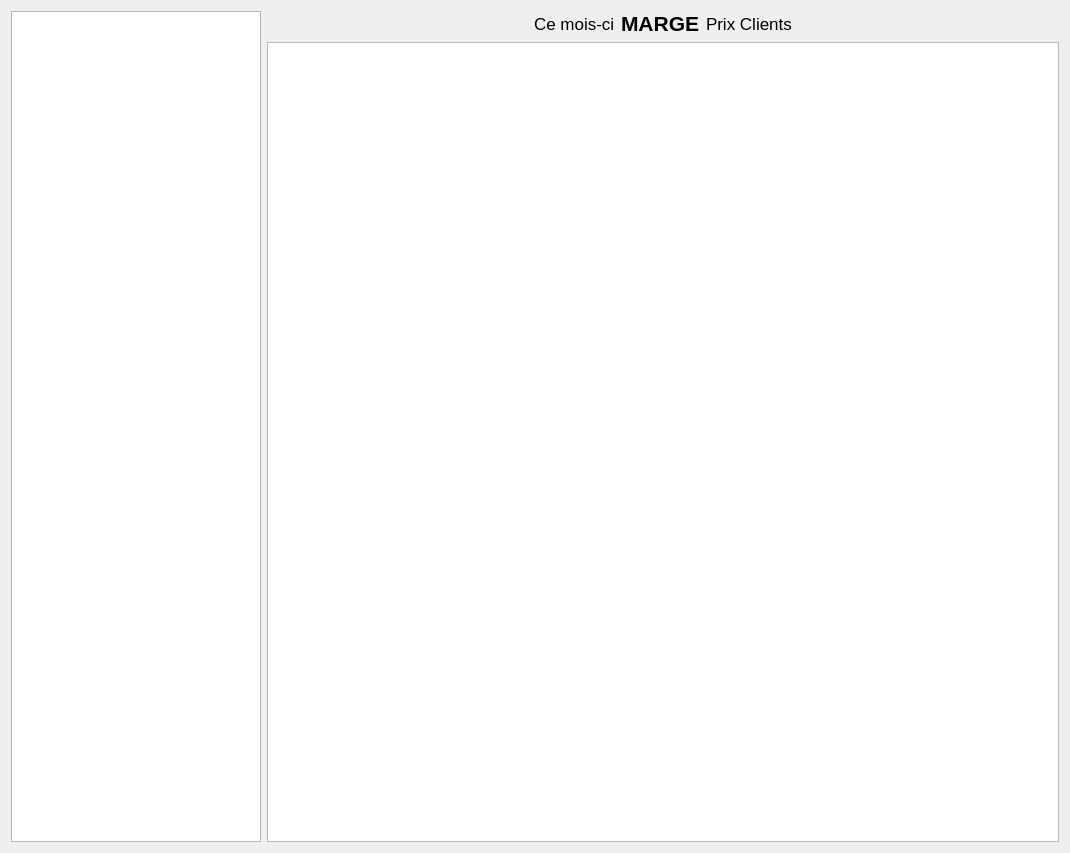
toopoormaghell/marielr, file marielr/ongletrecapitulatif.ui: the form before one commit.
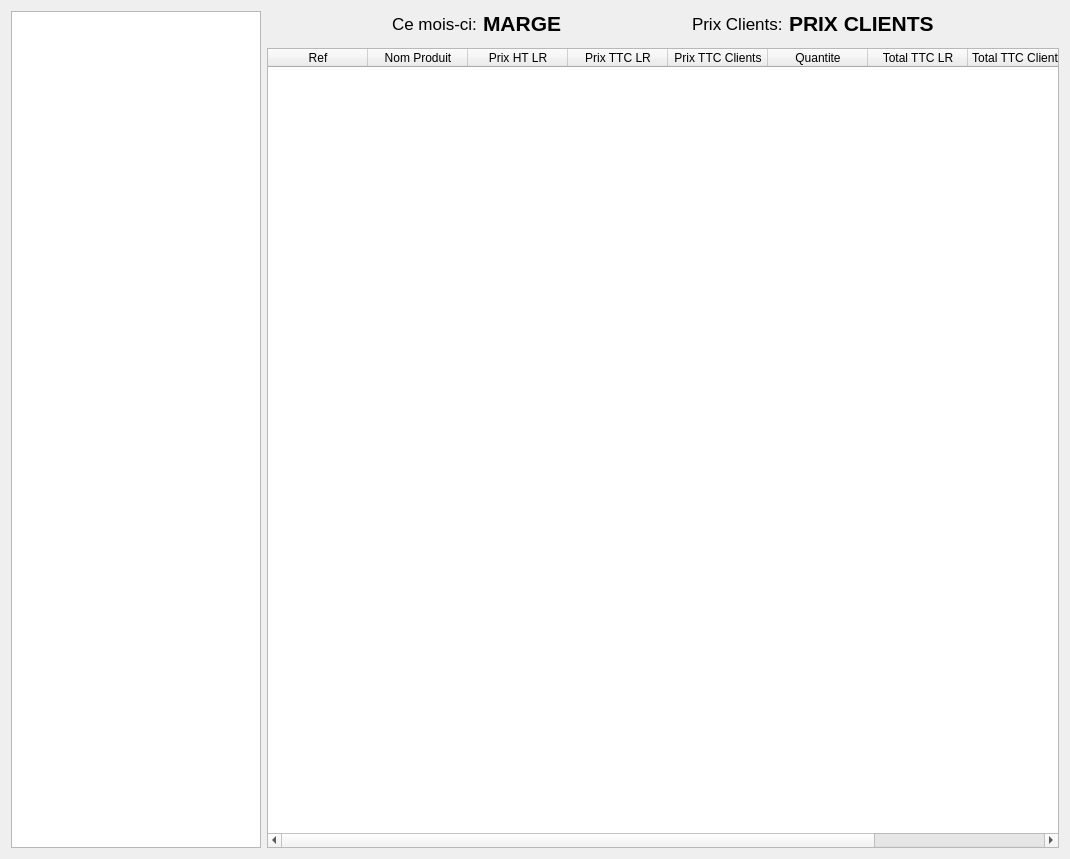
The form after the commit.

Patch:
```diff
--- a/marielr/ongletrecapitulatif.ui
+++ b/marielr/ongletrecapitulatif.ui
@@ -7,7 +7,7 @@
     <x>0</x>
     <y>0</y>
     <width>1070</width>
-    <height>679</height>
+    <height>859</height>
    </rect>
   </property>
   <property name="windowTitle">
@@ -66,7 +66,7 @@
           </font>
          </property>
          <property name="text">
-          <string>Ce mois-ci</string>
+          <string>Ce mois-ci:</string>
          </property>
         </widget>
        </item>
@@ -84,15 +84,42 @@
          </property>
         </widget>
        </item>
+       <item>
+        <spacer name="horizontalSpacer_3">
+         <property name="orientation">
+          <enum>Qt::Horizontal</enum>
+         </property>
+         <property name="sizeHint" stdset="0">
+          <size>
+           <width>40</width>
+           <height>20</height>
+          </size>
+         </property>
+        </spacer>
+       </item>
+       <item>
+        <widget class="QLabel" name="PrixClientslabel">
+         <property name="font">
+          <font>
+           <pointsize>13</pointsize>
+          </font>
+         </property>
+         <property name="text">
+          <string>Prix Clients:</string>
+         </property>
+        </widget>
+       </item>
        <item>
         <widget class="QLabel" name="PrixClients">
          <property name="font">
           <font>
-           <pointsize>13</pointsize>
+           <pointsize>16</pointsize>
+           <weight>75</weight>
+           <bold>true</bold>
           </font>
          </property>
          <property name="text">
-          <string>Prix Clients</string>
+          <string>PRIX CLIENTS</string>
          </property>
         </widget>
        </item>
@@ -125,13 +152,70 @@
       </spacer>
      </item>
      <item>
-      <widget class="QTableView" name="TableauProduits">
+      <widget class="QTableWidget" name="TableauProduits">
        <property name="minimumSize">
         <size>
          <width>0</width>
          <height>800</height>
         </size>
        </property>
+       <property name="sizeAdjustPolicy">
+        <enum>QAbstractScrollArea::AdjustToContents</enum>
+       </property>
+       <property name="editTriggers">
+        <set>QAbstractItemView::NoEditTriggers</set>
+       </property>
+       <property name="alternatingRowColors">
+        <bool>true</bool>
+       </property>
+       <attribute name="horizontalHeaderStretchLastSection">
+        <bool>false</bool>
+       </attribute>
+       <column>
+        <property name="text">
+         <string>Ref</string>
+        </property>
+       </column>
+       <column>
+        <property name="text">
+         <string>Nom Produit</string>
+        </property>
+       </column>
+       <column>
+        <property name="text">
+         <string>Prix HT LR</string>
+        </property>
+       </column>
+       <column>
+        <property name="text">
+         <string>Prix TTC LR</string>
+        </property>
+       </column>
+       <column>
+        <property name="text">
+         <string>Prix TTC Clients</string>
+        </property>
+       </column>
+       <column>
+        <property name="text">
+         <string>Quantite</string>
+        </property>
+       </column>
+       <column>
+        <property name="text">
+         <string>Total TTC LR</string>
+        </property>
+       </column>
+       <column>
+        <property name="text">
+         <string>Total TTC Clients</string>
+        </property>
+       </column>
+       <column>
+        <property name="text">
+         <string>Total Marge</string>
+        </property>
+       </column>
       </widget>
      </item>
     </layout>
```
